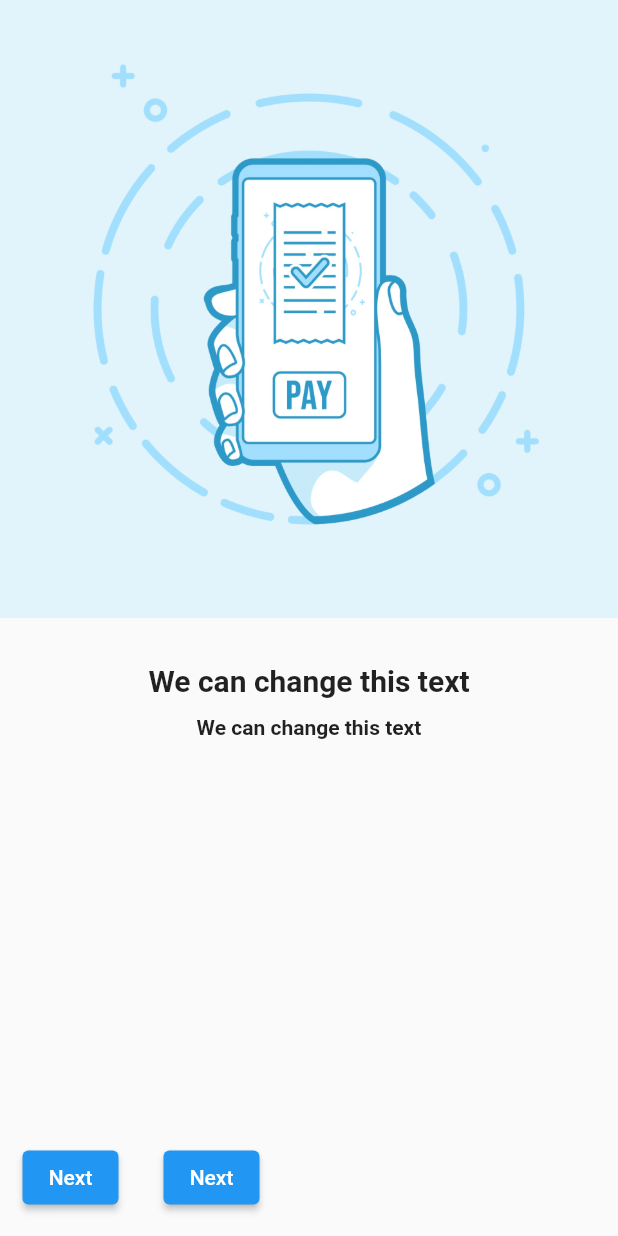
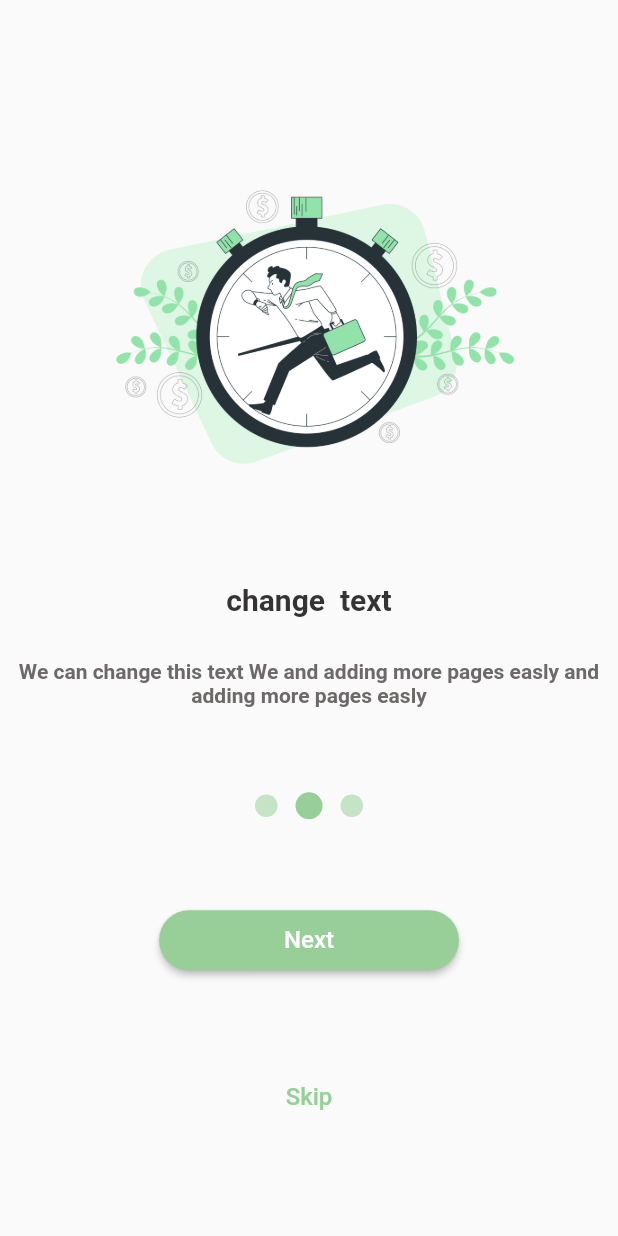
Before and after one commit to AnasAlkhamis/Meraki_Flutter_App, a Flutter app: the screen it shows after launch, after a tap on "Next", on a phone screen of 412 x 824 dp. Run offline on Flutter 3.47's test engine with Material 2 defaults, Android fonts, the phone set to English and light mode, and no system bars.

Commit message:
update onBording  + create Dot widget + buttons

```diff
--- a/meraki_task/lib/components/onbording/on_bording_list.dart
+++ /dev/null
@@ -1,10 +0,0 @@
-
-import 'onbording.dart';
-
-const List<OnBoarding> children = [
-  OnBoarding('assets/images/pay2.png', 'We can change this text',
-      'We can change this text', ''''''),
-  OnBoarding('assets/images/pay.png', '', '',
-      '''We can change this textWe can change this textWe can change this textWe can change this textWe can change this textWe can change this textWe can change this textWe can change this textWe can change this textWe can change this text.'''),
-  OnBoarding('assets/images/pay2.png', 'We can change this text', '', '''''')
-];
--- a/meraki_task/lib/components/onbording/onbording.dart
+++ /dev/null
@@ -1,102 +0,0 @@
-import 'package:flutter/material.dart';
-
-class OnBoarding extends StatelessWidget {
-  final String image;
-  final String header;
-  final String text;
-  final String paragraph;
-
-  // ignore: use_key_in_widget_constructors
-  const OnBoarding(
-    this.image,
-    this.header,
-    this.text,
-    this.paragraph,
-  );
-
-  @override
-  Widget build(BuildContext context) {
-    return Scaffold(
-      body: Center(
-        child: Column(
-          children: [
-            SafeArea(
-              child: Image.asset(image),
-            ),
-            const SizedBox(height: 30),
-            Visibility(
-              visible: header != "" ? true : false,
-              child: Text(
-                header,
-                style:
-                    const TextStyle(fontWeight: FontWeight.bold, fontSize: 20),
-              ),
-            ),
-            Visibility(
-              visible: text != "" ? true : false,
-              child: Padding(
-                padding: const EdgeInsets.only(top: 12),
-                child: Text(
-                  text,
-                  style: const TextStyle(
-                      fontWeight: FontWeight.bold, fontSize: 14),
-                ),
-              ),
-            ),
-            Visibility(
-              visible: paragraph != "" ? true : false,
-              child: Padding(
-                padding: const EdgeInsets.all(12.0),
-                child: Text(
-                  paragraph,
-                  textAlign: TextAlign.start,
-                  style: const TextStyle(
-                      fontWeight: FontWeight.w100, fontSize: 13),
-                ),
-              ),
-            ),
-            Expanded(
-              child: Row(
-                mainAxisSize: MainAxisSize.max,
-                children: [
-                  Padding(
-                    padding: const EdgeInsets.all(15.0),
-                    child: Align(
-                      alignment: Alignment.bottomRight,
-                      child: ElevatedButton(
-                        onPressed: () {
-                          if (true) {
-                            print("hello");
-                          }
-                        },
-                        child: const Text('Next'),
-                      ),
-                    ),
-                  ),
-                  Padding(
-                    padding: const EdgeInsets.all(15.0),
-                    child: Align(
-                      alignment: Alignment.bottomLeft,
-                      child: ElevatedButton(
-                        style: ButtonStyle(
-                          foregroundColor: MaterialStateProperty.all<Color>(
-                              const Color.fromARGB(255, 255, 255, 255)),
-                        ),
-                        onPressed: () {
-                          if (true) {
-                            print("hello");
-                          }
-                        },
-                        child: const Text('Next'),
-                      ),
-                    ),
-                  ),
-                ],
-              ),
-            ),
-          ],
-        ),
-      ),
-    );
-  }
-}
--- a/meraki_task/lib/components/onbording/page_view.dart
+++ /dev/null
@@ -1,15 +0,0 @@
-import 'package:flutter/cupertino.dart';
-import 'package:flutter/material.dart';
-import 'onbording.dart';
-
-class PageViewsBoarding extends StatelessWidget {
-  final List<OnBoarding> children;
-  const PageViewsBoarding({super.key, required this.children});
-
-  @override
-  Widget build(BuildContext context) {
-    return PageView(
-      children: children,
-    );
-  }
-}
--- a/meraki_task/lib/main.dart
+++ b/meraki_task/lib/main.dart
@@ -1,8 +1,5 @@
-import 'dart:html';
-
 import 'package:flutter/material.dart';
-import 'components/onbording/on_bording_list.dart';
-import 'components/onbording/page_view.dart';
+import 'page/page_view.dart';
 
 void main() {
   runApp(const EcommerceApp());
@@ -13,10 +10,6 @@ class EcommerceApp extends StatelessWidget {
 
   @override
   Widget build(BuildContext context) {
-    return const MaterialApp(
-      home: PageViewsBoarding(
-        children: children,
-      ),
-    );
+    return MaterialApp(home: PageViewsBoarding());
   }
 }
--- /dev/null
+++ b/meraki_task/lib/models/on_bording.dart
@@ -0,0 +1,25 @@
+class OnBoardingModel {
+  String image;
+  String title;
+  String description;
+  OnBoardingModel(
+      {required this.image, required this.title, required this.description});
+}
+
+List<OnBoardingModel> data = [
+  OnBoardingModel(
+    image: 'assets/images/topUpCredit.png',
+    title: 'change text',
+    description: 'We can change this text We can change this text',
+  ),
+  OnBoardingModel(
+      image: 'assets/images/urgent.png',
+      title: 'change  text',
+      description:
+          'We can change this text We and adding more pages easly and adding more pages easly'),
+  OnBoardingModel(
+      image: 'assets/images/paymentInformation.png',
+      title: 'change  text',
+      description:
+          'We can change this text We and adding more pages easly and adding more pages easly'),
+];
--- /dev/null
+++ b/meraki_task/lib/page/page_view.dart
@@ -0,0 +1,80 @@
+import 'dart:io';
+
+import 'package:flutter/cupertino.dart';
+import 'package:flutter/material.dart';
+import '../widget/dot.dart';
+import '../widget/on_bording.dart';
+import '../models/on_bording.dart';
+
+class PageViewsBoarding extends StatefulWidget {
+  @override
+  State<PageViewsBoarding> createState() => _PageViewsBoardingState();
+}
+
+class _PageViewsBoardingState extends State<PageViewsBoarding> {
+  int activePage = 0;
+  final PageController pageController = PageController(initialPage: 0);
+  @override
+  Widget build(BuildContext context) {
+    return Scaffold(
+      body: PageView.builder(
+        controller: pageController,
+        itemCount: data.length,
+        onPageChanged: (value) {
+          setState(() {
+            activePage = value;
+          });
+        },
+        itemBuilder: (BuildContext context, int index) {
+          return Padding(
+            padding: const EdgeInsets.all(12.0),
+            child: Column(
+              children: [
+                Spacer(),
+                OnBoarding(
+                  image: data[index].image,
+                  title: data[index].title,
+                  description: data[index].description,
+                ),
+                Spacer(),
+                Row(
+                  mainAxisAlignment: MainAxisAlignment.center,
+                  crossAxisAlignment: CrossAxisAlignment.center,
+                  children: List.generate(
+                    data.length,
+                    (index) => Dot(index: index, activePage: activePage),
+                  ),
+                ),
+                Spacer(),
+                ElevatedButton(
+                  style: ElevatedButton.styleFrom(
+                    minimumSize: Size(200, 40),
+                    shape: StadiumBorder(),
+                    primary: Color(0xFF98CF98),
+                  ),
+                  onPressed: () {
+                    if (activePage < data.length - 1) {
+                      pageController.animateToPage(activePage + 1,
+                          duration: const Duration(milliseconds: 400),
+                          curve: Curves.easeIn);
+                    }
+                  },
+                  child: Text(activePage == data.length - 1 ? "Start" : "Next",
+                      style: TextStyle(fontSize: 16.00)),
+                ),
+                Spacer(),
+                TextButton(
+                  onPressed: () {},
+                  child: const Text("Skip",
+                      style:
+                          TextStyle(fontSize: 16.00, color: Color(0xFF98CF98))),
+                ),
+                Spacer(),
+              ],
+            ),
+          );
+        },
+      ),
+    );
+  }
+}
--- /dev/null
+++ b/meraki_task/lib/widget/dot.dart
@@ -0,0 +1,26 @@
+import 'package:flutter/material.dart';
+
+class Dot extends StatelessWidget {
+  int index;
+  int activePage;
+
+  Dot({
+    Key? key,
+    required this.index,
+    required this.activePage,
+  }) : super(key: key);
+
+  @override
+  Widget build(BuildContext context) {
+    return Container(
+      height: index == activePage ? 18 : 15,
+      width: index == activePage ? 18 : 15,
+      margin: const EdgeInsets.fromLTRB(6, 0, 6, 0),
+      decoration: BoxDecoration(
+          color: index == activePage
+              ? Color(0xFF98CF98)
+              : Color(0x8A98CF98),
+          borderRadius: BorderRadius.circular(100)),
+    );
+  }
+}
--- /dev/null
+++ b/meraki_task/lib/widget/on_bording.dart
@@ -0,0 +1,46 @@
+import 'package:flutter/material.dart';
+
+class OnBoarding extends StatelessWidget {
+  String image;
+  String title;
+  String description;
+
+  OnBoarding({
+    Key? key,
+    required this.image,
+    required this.title,
+    required this.description,
+  }) : super(key: key);
+
+  @override
+  Widget build(BuildContext context) {
+    return Column(
+      crossAxisAlignment: CrossAxisAlignment.center,
+      mainAxisAlignment: MainAxisAlignment.center,
+      children: [
+        SafeArea(
+          child: Image.asset(
+            image,
+            height: 300,
+          ),
+        ),
+        const SizedBox(height: 20),
+        Text(
+          textAlign: TextAlign.center,
+          title,
+          style: const TextStyle(
+              fontWeight: FontWeight.bold, fontSize: 20, color: Color(0xFF353333)),
+        ),
+        const SizedBox(height: 28),
+        Text(
+          textAlign: TextAlign.center,
+          description,
+          style: const TextStyle(
+              fontWeight: FontWeight.bold,
+              fontSize: 14,
+              color: Color(0xFF6E6969)),
+        ),
+      ],
+    );
+  }
+}
--- a/meraki_task/pubspec.yaml
+++ b/meraki_task/pubspec.yaml
@@ -59,8 +59,7 @@ flutter:
 
   # To add assets to your application, add an assets section, like this:
   assets:
-    - assets/images/pay.png
-    - assets/images/pay2.png
+    - assets/images/
 
 
   # An image asset can refer to one or more resolution-specific "variants", see
```
Also changed, not shown: meraki_task/assets/images/pay.png (deleted), meraki_task/assets/images/pay2.png (deleted), meraki_task/assets/images/paymentInformation.png (added), meraki_task/assets/images/topUpCredit.png (added), meraki_task/assets/images/urgent.png (added).
